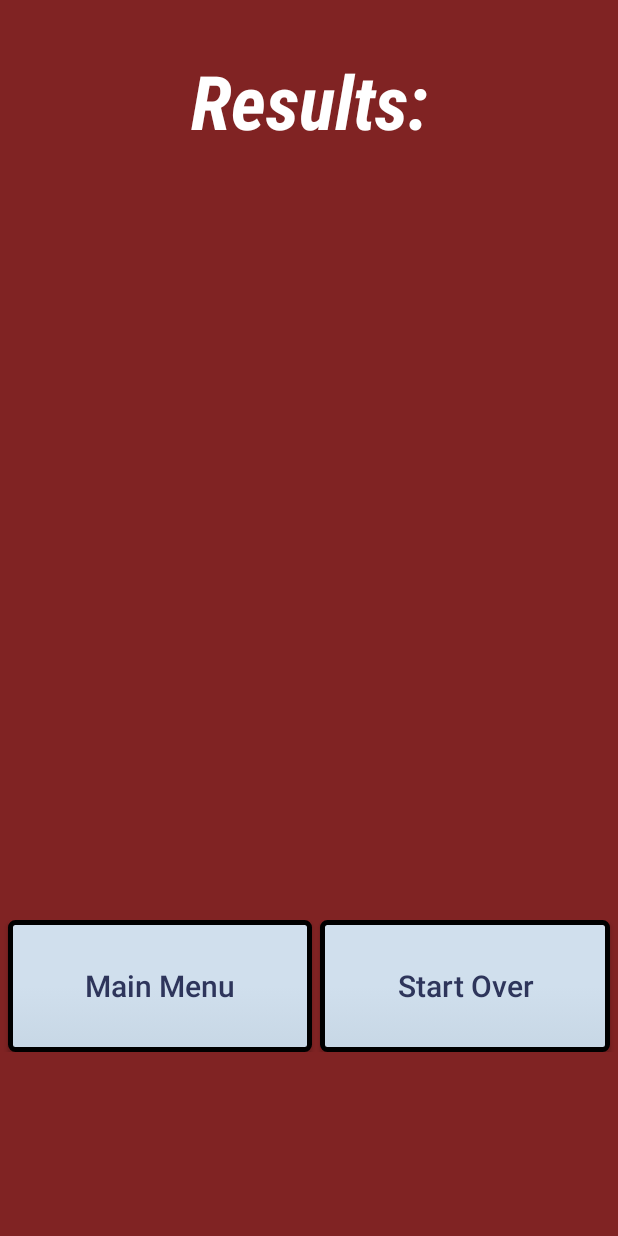
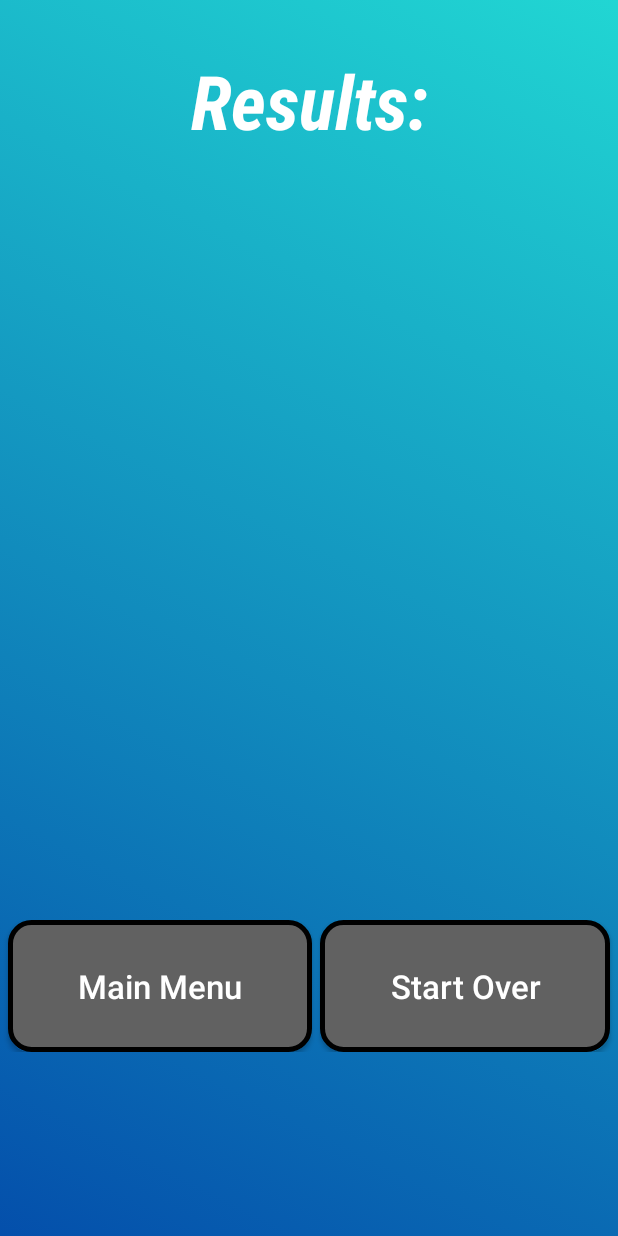
Before and after one commit to bminton3/FastMathTrainer2, an Android app: the WinningScreenActivity screen opened directly, with no data from a screen before it, on a phone screen of 412 x 824 dp. Run offline under Robolectric (Android 15) with nearby library versions, the phone set to English and light mode, and no system bars; Roboto replaces fonts that are not available here; 1 statement that could not run was skipped.

Commit message:
Used timed gradient background throughout the game for timed setting. Made Winning screen timed gradient as well.

```diff
--- a/app/src/main/java/com/minton/fastmathtrainer/Generic/WinningScreenActivity.kt
+++ b/app/src/main/java/com/minton/fastmathtrainer/Generic/WinningScreenActivity.kt
@@ -6,6 +6,7 @@ import android.widget.Button
 import android.widget.TextView
 import com.minton.fastmathtrainer.Menus.MainMenuActivity
 import com.minton.fastmathtrainer.R
+import com.minton.fastmathtrainer.Style.StyleHandler
 
 
 class WinningScreenActivity : BaseActivity() {
@@ -28,6 +29,7 @@ class WinningScreenActivity : BaseActivity() {
 
         val callingActivity = callingActivity.className
 
+        StyleHandler().runAnimatedBackground(findViewById(R.id.baseLayout), gameMode)
 
         /** buttons - need a better way to code this */
         val menu : Button = findViewById<Button>(R.id.menu)
--- a/app/src/main/java/com/minton/fastmathtrainer/MathCards/MathCardsActivity.kt
+++ b/app/src/main/java/com/minton/fastmathtrainer/MathCards/MathCardsActivity.kt
@@ -176,7 +176,7 @@ abstract class MathCardsActivity : BaseActivity() {
     protected fun updateScore(scoreNumber : Int) {
         try {
             val gameMode = pref.getString("gameMode", "practice")
-            score.text = "OldScore : " + scoreNumber
+            score.text = "Score : " + scoreNumber
             if (scoreNumber == 15 && gameMode.equals("timed")) {
                 chronometer.stop()
                 val elapsedMillis = SystemClock.elapsedRealtime() - chronometer.getBase()
--- a/app/src/main/java/com/minton/fastmathtrainer/Menus/MainMenuActivity.kt
+++ b/app/src/main/java/com/minton/fastmathtrainer/Menus/MainMenuActivity.kt
@@ -16,9 +16,6 @@ import android.widget.TextView
 //import com.google.android.gms.ads.MobileAds
 import com.minton.fastmathtrainer.Generic.BaseActivity
 
-import android.graphics.drawable.AnimationDrawable;
-import android.support.constraint.ConstraintLayout;
-import android.widget.LinearLayout
 import com.minton.fastmathtrainer.Style.StyleHandler
 
 
--- a/app/src/main/java/com/minton/fastmathtrainer/Style/StyleHandler.kt
+++ b/app/src/main/java/com/minton/fastmathtrainer/Style/StyleHandler.kt
@@ -1,11 +1,7 @@
 package com.minton.fastmathtrainer.Style
 
 import android.graphics.drawable.AnimationDrawable
-import android.support.v7.app.AppCompatActivity
 import android.view.ViewGroup
-import android.widget.LinearLayout
-import android.widget.RelativeLayout
-import com.minton.fastmathtrainer.R
 
 
 class StyleHandler : StyleHandlerIfc  {
--- a/app/src/main/res/layout/activity_winning_screen.xml
+++ b/app/src/main/res/layout/activity_winning_screen.xml
@@ -6,6 +6,7 @@
     android:layout_width="fill_parent"
     android:layout_height="fill_parent"
     android:orientation="vertical"
+    android:background="@drawable/android_gradient_list"
     tools:context="com.minton.fastmathtrainer.Generic.WinningScreenActivity">
 
     <LinearLayout
@@ -85,21 +86,21 @@
                 android:layout_width="match_parent"
                 android:layout_marginLeft="5dp"
                 android:layout_marginRight="5dp"
-                android:background="@drawable/flatbuttonstate"
+                android:background="@drawable/metallicbuttonstate"
                 android:text="@string/menu"
                 android:textAllCaps="false"
-                android:textColor="#2e355b"
-                android:textSize="20dp"/>
+                android:textColor="#FFFFFF"
+                android:textSize="22sp"/>
             <Button
                 android:id="@+id/reset"
                 android:layout_height="match_parent"
                 android:layout_width="match_parent"
                 android:layout_marginRight="5dp"
-                android:background="@drawable/flatbuttonstate"
+                android:background="@drawable/metallicbuttonstate"
                 android:text="@string/reset"
                 android:textAllCaps="false"
-                android:textColor="#2e355b"
-                android:textSize="20dp"/>
+                android:textColor="#FFFFFF"
+                android:textSize="22sp"/>
         </TableRow>
         </TableLayout>
     </LinearLayout>
```
Also changed, not shown: app/src/main/java/com/minton/fastmathtrainer/Menus/SettingsActivity.kt (+4 -3 lines).
